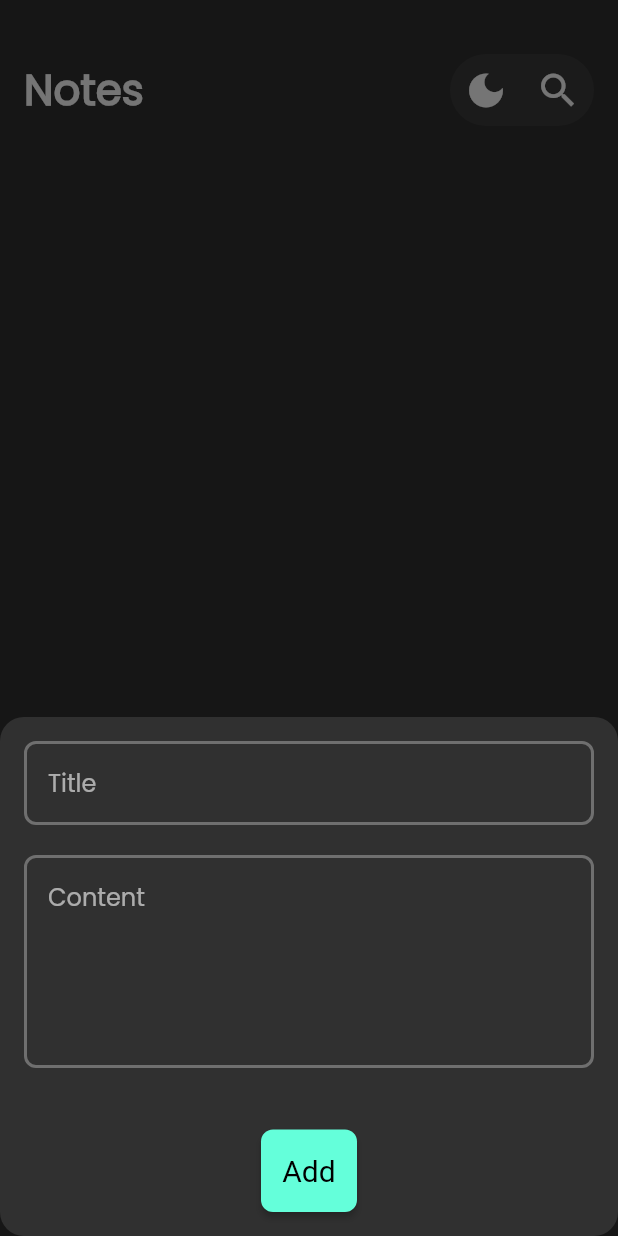
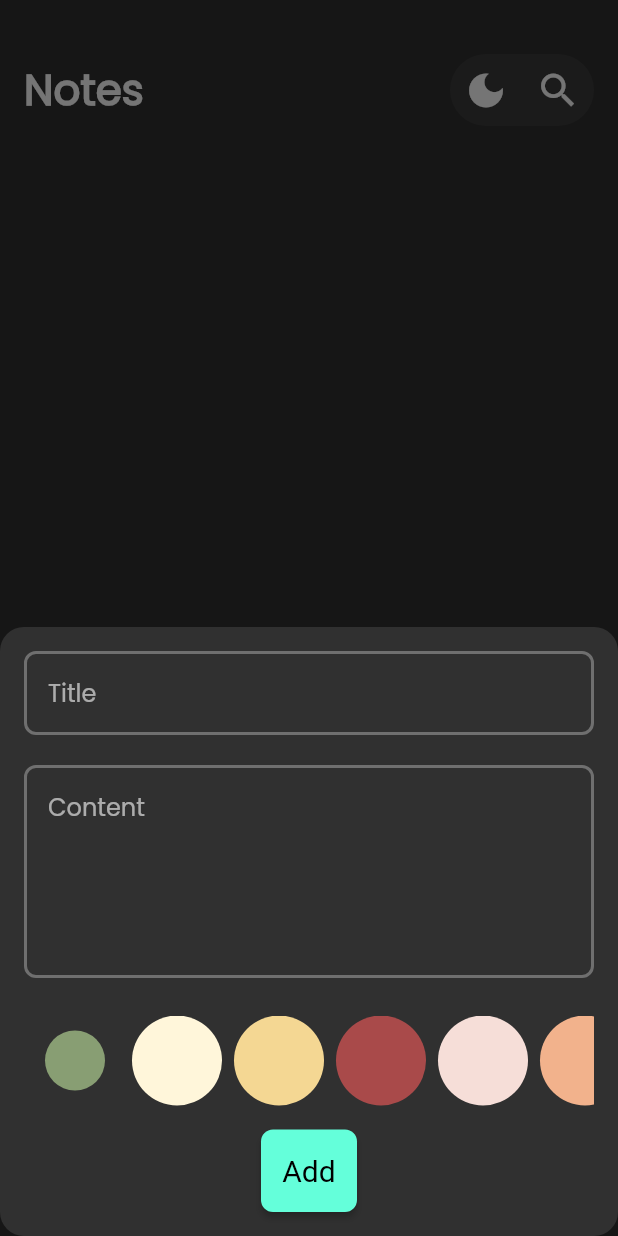
Before and after one commit to hatemf934/notes_app, a Flutter app: the screen it shows after launch, after a tap on the "add" icon, on a phone screen of 412 x 824 dp. Run offline on Flutter 3.47's test engine with Material 3 defaults, Android fonts, the phone set to English and light mode, and no system bars; our stand-ins replace bloc, flutter_bloc, hive, hive_flutter; accounts and stored records are empty.

Commit message:
create color list

```diff
--- a/lib/constants.dart
+++ b/lib/constants.dart
@@ -2,3 +2,4 @@ import 'package:flutter/material.dart';
 
 const Color kPrimaryColor = Color(0xff64ffda);
 const String kNotesHive = "notes";
+const double kRaduis = 30;
--- a/lib/widgets/form_note_view.dart
+++ b/lib/widgets/form_note_view.dart
@@ -1,6 +1,7 @@
 import 'package:flutter/material.dart';
 import 'package:flutter_bloc/flutter_bloc.dart';
 import 'package:intl/intl.dart';
+import 'package:note_app/constants.dart';
 import 'package:note_app/cubits/addNotesCubit/add_note_cubit.dart';
 import 'package:note_app/models/model_notes.dart';
 import 'package:note_app/widgets/custom_button.dart';
@@ -55,6 +56,7 @@ class _NoteFormViewState extends State<NoteFormView> {
           const SizedBox(
             height: 25,
           ),
+          const ListColorItem(),
           BlocBuilder<NotesCubit, NotesState>(
             builder: (context, state) {
               return CustomButton(
@@ -83,3 +85,69 @@ class _NoteFormViewState extends State<NoteFormView> {
     );
   }
 }
+
+class ColorItem extends StatelessWidget {
+  const ColorItem({super.key, required this.isActive, required this.color});
+  final bool isActive;
+  final Color color;
+  @override
+  Widget build(BuildContext context) {
+    return isActive
+        ? CircleAvatar(
+            radius: kRaduis,
+            backgroundColor: Colors.transparent,
+            child: CircleAvatar(
+              radius: kRaduis - 10,
+              backgroundColor: color,
+            ),
+          )
+        : CircleAvatar(
+            radius: kRaduis,
+            backgroundColor: color,
+          );
+  }
+}
+
+class ListColorItem extends StatefulWidget {
+  const ListColorItem({super.key});
+  @override
+  State<ListColorItem> createState() => _ListColorItemState();
+}
+
+class _ListColorItemState extends State<ListColorItem> {
+  int currentIndex = 0;
+  List<Color> colors = const [
+    Color(0xff889E73),
+    Color(0xffFFF6DA),
+    Color(0xffF4D793),
+    Color(0xffA94A4A),
+    Color(0xffF6DED8),
+    Color(0xffF2B28C),
+    Color(0xffD2665A),
+    Color(0xffB82132),
+  ];
+  @override
+  Widget build(BuildContext context) {
+    return SizedBox(
+      height: kRaduis * 2,
+      child: ListView.builder(
+          scrollDirection: Axis.horizontal,
+          itemCount: colors.length,
+          itemBuilder: (context, index) {
+            return Padding(
+              padding: const EdgeInsets.symmetric(horizontal: 4),
+              child: GestureDetector(
+                onTap: () {
+                  currentIndex = index;
+                  setState(() {});
+                },
+                child: ColorItem(
+                  color: colors[index],
+                  isActive: currentIndex == index,
+                ),
+              ),
+            );
+          }),
+    );
+  }
+}
```
